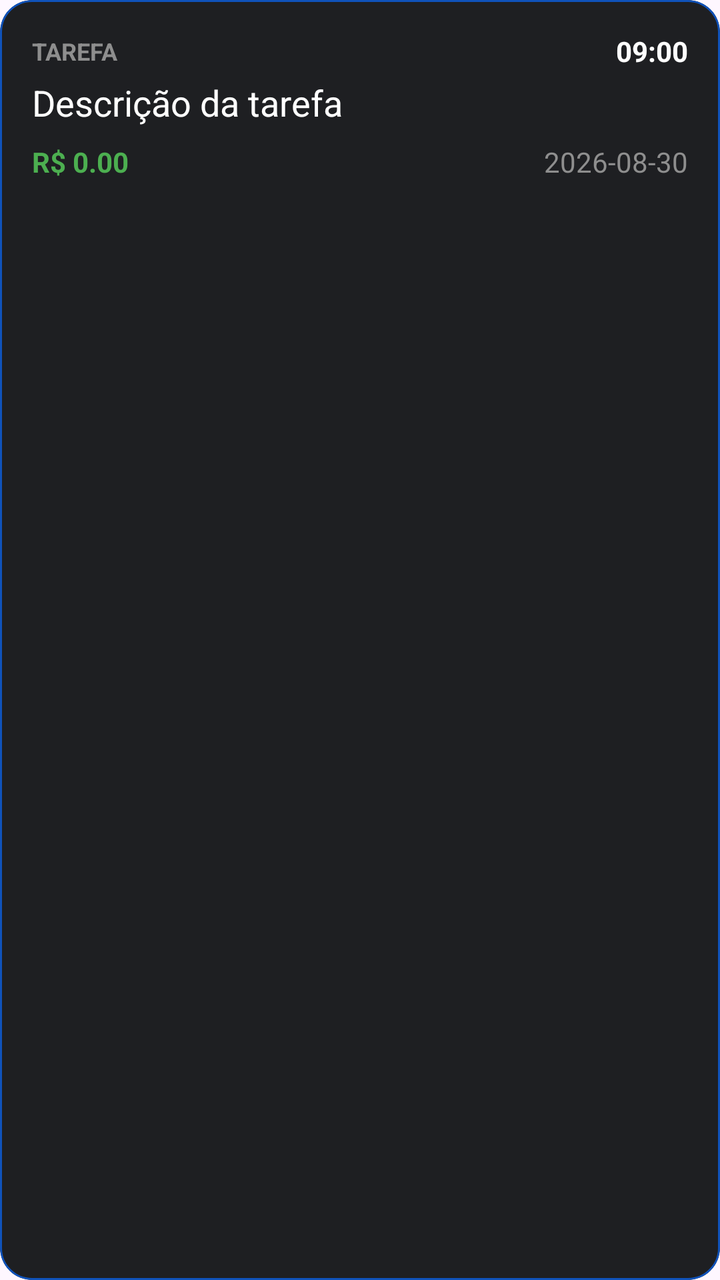
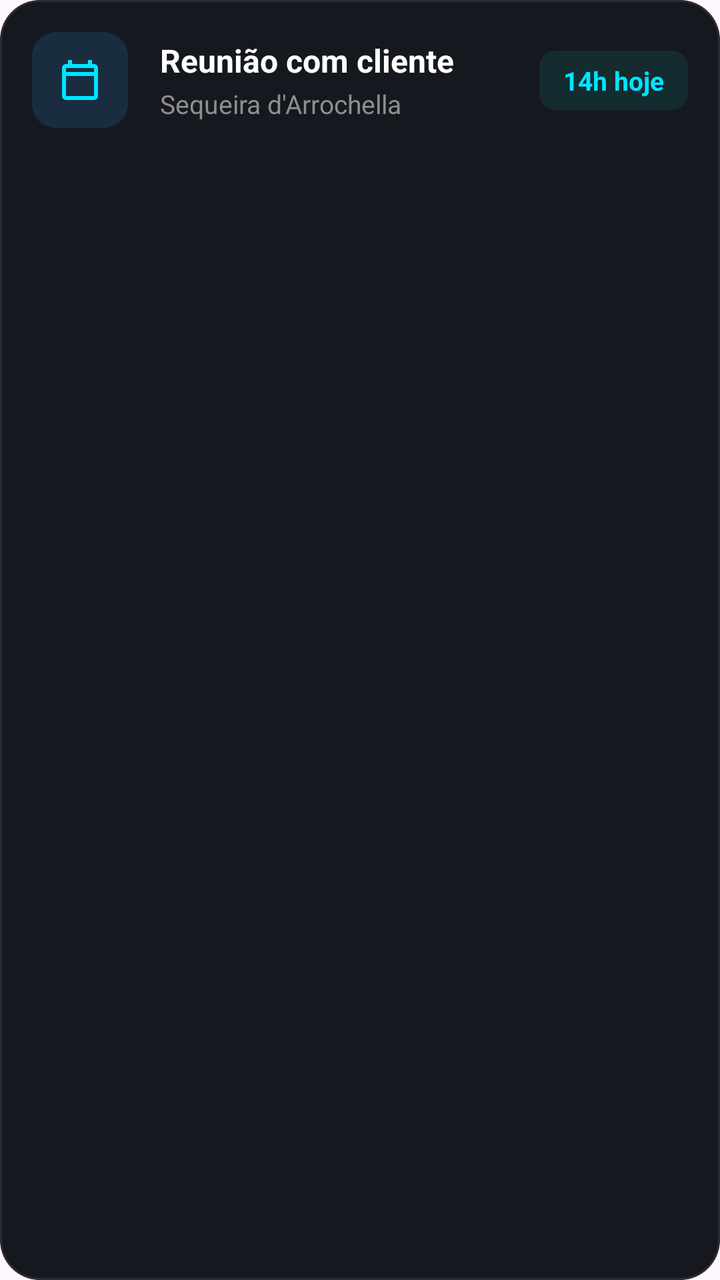

Compare the two renders of this Android layout. The source of the first and the diff that turns it into the second are given below.
<!-- AndroidManifest.xml: application theme Theme.OrganizadorIA -->
<!-- res/layout/item_tarefa.xml -->
<?xml version="1.0" encoding="utf-8"?>
<com.google.android.material.card.MaterialCardView xmlns:android="http://schemas.android.com/apk/res/android"
    xmlns:app="http://schemas.android.com/apk/res-auto"
    android:layout_width="match_parent"
    android:layout_height="wrap_content"
    android:layout_marginHorizontal="16dp"
    android:layout_marginVertical="8dp"
    app:cardBackgroundColor="#1E1F22"
    app:cardCornerRadius="16dp"
    app:strokeColor="@color/azul_safira"
    app:strokeWidth="1dp">

    <LinearLayout
        android:layout_width="match_parent"
        android:layout_height="wrap_content"
        android:orientation="vertical"
        android:padding="16dp">

        <LinearLayout
            android:layout_width="match_parent"
            android:layout_height="wrap_content"
            android:orientation="horizontal"
            android:gravity="center_vertical">

            <TextView
                android:id="@+id/textTipo"
                android:layout_width="0dp"
                android:layout_weight="1"
                android:layout_height="wrap_content"
                android:text="TAREFA"
                android:textStyle="bold"
                android:textColor="#8E8E8E"
                android:textAllCaps="true"
                android:textSize="12sp" />

            <TextView
                android:id="@+id/textHorario"
                android:layout_width="wrap_content"
                android:layout_height="wrap_content"
                android:text="09:00"
                android:textColor="@color/white"
                android:textSize="14sp"
                android:textStyle="bold" />
        </LinearLayout>

        <TextView
            android:id="@+id/textDescricao"
            android:layout_width="match_parent"
            android:layout_height="wrap_content"
            android:text="Descrição da tarefa"
            android:textSize="18sp"
            android:textColor="@color/white"
            android:layout_marginTop="4dp" />

        <LinearLayout
            android:layout_width="match_parent"
            android:layout_height="wrap_content"
            android:orientation="horizontal"
            android:layout_marginTop="8dp">

            <TextView
                android:id="@+id/textValor"
                android:layout_width="0dp"
                android:layout_weight="1"
                android:layout_height="wrap_content"
                android:text="R$ 0.00"
                android:textColor="#4CAF50"
                android:textStyle="bold" />

            <TextView
                android:id="@+id/textData"
                android:layout_width="wrap_content"
                android:layout_height="wrap_content"
                android:text="2026-08-30"
                android:textColor="#8E8E8E"
                android:textSize="14sp" />
        </LinearLayout>
    </LinearLayout>
</com.google.android.material.card.MaterialCardView>
<!-- resources referenced by this layout -->
<resources>
  <color name="azul_safira">#0F52BA</color>
  <color name="white">#FFFFFFFF</color>
  <style name="Theme.OrganizadorIA" parent="Base.Theme.OrganizadorIA" />
  <style name="Base.Theme.OrganizadorIA" parent="Theme.Material3.DayNight.NoActionBar">
          
          
      </style>
</resources>

<!-- the commit's change to res/layout/item_tarefa.xml (unified diff, before → after) -->
@@ -3,77 +3,85 @@
     xmlns:app="http://schemas.android.com/apk/res-auto"
     android:layout_width="match_parent"
     android:layout_height="wrap_content"
-    android:layout_marginHorizontal="16dp"
-    android:layout_marginVertical="8dp"
-    app:cardBackgroundColor="#1E1F22"
-    app:cardCornerRadius="16dp"
-    app:strokeColor="@color/azul_safira"
-    app:strokeWidth="1dp">
+    android:layout_marginHorizontal="24dp"
+    android:layout_marginBottom="12dp"
+    app:cardBackgroundColor="@color/cor_card"
+    app:cardCornerRadius="20dp"
+    app:strokeWidth="1dp"
+    app:strokeColor="#2C2D31">
 
-    <LinearLayout
+    <androidx.constraintlayout.widget.ConstraintLayout
         android:layout_width="match_parent"
         android:layout_height="wrap_content"
-        android:orientation="vertical"
         android:padding="16dp">
 
+        <FrameLayout
+            android:id="@+id/iconContainer"
+            android:layout_width="48dp"
+            android:layout_height="48dp"
+            android:background="@drawable/bg_icon_tarefa"
+            app:layout_constraintStart_toStartOf="parent"
+            app:layout_constraintTop_toTopOf="parent"
+            app:layout_constraintBottom_toBottomOf="parent">
+
+            <ImageView
+                android:id="@+id/imgIcon"
+                android:layout_width="24dp"
+                android:layout_height="24dp"
+                android:layout_gravity="center"
+                android:src="@drawable/ic_calendar_cyan" />
+        </FrameLayout>
+
         <LinearLayout
-            android:layout_width="match_parent"
+            android:layout_width="0dp"
             android:layout_height="wrap_content"
-            android:orientation="horizontal"
-            android:gravity="center_vertical">
+            android:orientation="vertical"
+            android:layout_marginStart="16dp"
+            android:layout_marginEnd="8dp"
+            app:layout_constraintStart_toEndOf="@id/iconContainer"
+            app:layout_constraintEnd_toStartOf="@id/badgeContainer"
+            app:layout_constraintTop_toTopOf="parent"
+            app:layout_constraintBottom_toBottomOf="parent">
 
             <TextView
-                android:id="@+id/textTipo"
-                android:layout_width="0dp"
-                android:layout_weight="1"
+                android:id="@+id/textDescricao"
+                android:layout_width="wrap_content"
                 android:layout_height="wrap_content"
-                android:text="TAREFA"
-                android:textStyle="bold"
-                android:textColor="#8E8E8E"
-                android:textAllCaps="true"
-                android:textSize="12sp" />
+                android:text="Reunião com cliente"
+                android:textColor="@color/white"
+                android:textSize="16sp"
+                android:textStyle="bold" />
 
             <TextView
-                android:id="@+id/textHorario"
+                android:id="@+id/textSubtitulo"
                 android:layout_width="wrap_content"
                 android:layout_height="wrap_content"
-                android:text="09:00"
-                android:textColor="@color/white"
-                android:textSize="14sp"
+                android:layout_marginTop="2dp"
+                android:text="Sequeira d'Arrochella"
+                android:textColor="@color/cor_texto_secundario"
+                android:textSize="13sp" />
+        </LinearLayout>
+
+        <LinearLayout
+            android:id="@+id/badgeContainer"
+            android:layout_width="wrap_content"
+            android:layout_height="wrap_content"
+            android:background="@drawable/bg_badge_tarefa"
+            android:paddingHorizontal="12dp"
+            android:paddingVertical="6dp"
+            app:layout_constraintEnd_toEndOf="parent"
+            app:layout_constraintTop_toTopOf="parent"
+            app:layout_constraintBottom_toBottomOf="parent">
+
+            <TextView
+                android:id="@+id/textBadge"
+                android:layout_width="wrap_content"
+                android:layout_height="wrap_content"
+                android:text="14h hoje"
+                android:textColor="@color/ciano"
+                android:textSize="13sp"
                 android:textStyle="bold" />
         </LinearLayout>
 
-        <TextView
-            android:id="@+id/textDescricao"
-            android:layout_width="match_parent"
-            android:layout_height="wrap_content"
-            android:text="Descrição da tarefa"
-            android:textSize="18sp"
-            android:textColor="@color/white"
-            android:layout_marginTop="4dp" />
-
-        <LinearLayout
-            android:layout_width="match_parent"
-            android:layout_height="wrap_content"
-            android:orientation="horizontal"
-            android:layout_marginTop="8dp">
-
-            <TextView
-                android:id="@+id/textValor"
-                android:layout_width="0dp"
-                android:layout_weight="1"
-                android:layout_height="wrap_content"
-                android:text="R$ 0.00"
-                android:textColor="#4CAF50"
-                android:textStyle="bold" />
-
-            <TextView
-                android:id="@+id/textData"
-                android:layout_width="wrap_content"
-                android:layout_height="wrap_content"
-                android:text="2026-08-30"
-                android:textColor="#8E8E8E"
-                android:textSize="14sp" />
-        </LinearLayout>
-    </LinearLayout>
+    </androidx.constraintlayout.widget.ConstraintLayout>
 </com.google.android.material.card.MaterialCardView>
<!-- resource entries referenced after the edit -->
@@ -1,7 +1,31 @@
 <!-- resources referenced by this layout -->
 <resources>
-  <color name="azul_safira">#0F52BA</color>
+  <color name="ciano">#00E5FF</color>
+  <color name="cor_card">#16181F</color>
+  <color name="cor_texto_secundario">#8E8E8E</color>
   <color name="white">#FFFFFFFF</color>
+  <!-- drawable bg_badge_tarefa (drawable) -->
+  <?xml version="1.0" encoding="utf-8"?>
+  <shape xmlns:android="http://schemas.android.com/apk/res/android">
+      <solid android:color="#142B30" />
+      <corners android:radius="8dp" />
+  </shape>
+  <!-- drawable bg_icon_tarefa (drawable) -->
+  <?xml version="1.0" encoding="utf-8"?>
+  <shape xmlns:android="http://schemas.android.com/apk/res/android">
+      <solid android:color="#1A2D40" />
+      <corners android:radius="12dp" />
+  </shape>
+  <!-- drawable ic_calendar_cyan (drawable) -->
+  <vector xmlns:android="http://schemas.android.com/apk/res/android"
+      android:width="24dp"
+      android:height="24dp"
+      android:viewportWidth="24"
+      android:viewportHeight="24">
+      <path
+          android:fillColor="@color/ciano"
+          android:pathData="M19,4H18V2H16V4H8V2H6V4H5C3.89,4 3.01,4.9 3.01,6L3,20C3,21.1 3.89,22 5,22H19C20.1,22 21,21.1 21,20V6C21,4.9 20.1,4 19,4ZM19,20H5V10H19V20ZM19,8H5V6H19V8Z"/>
+  </vector>
   <style name="Theme.OrganizadorIA" parent="Base.Theme.OrganizadorIA" />
   <style name="Base.Theme.OrganizadorIA" parent="Theme.Material3.DayNight.NoActionBar">
           
